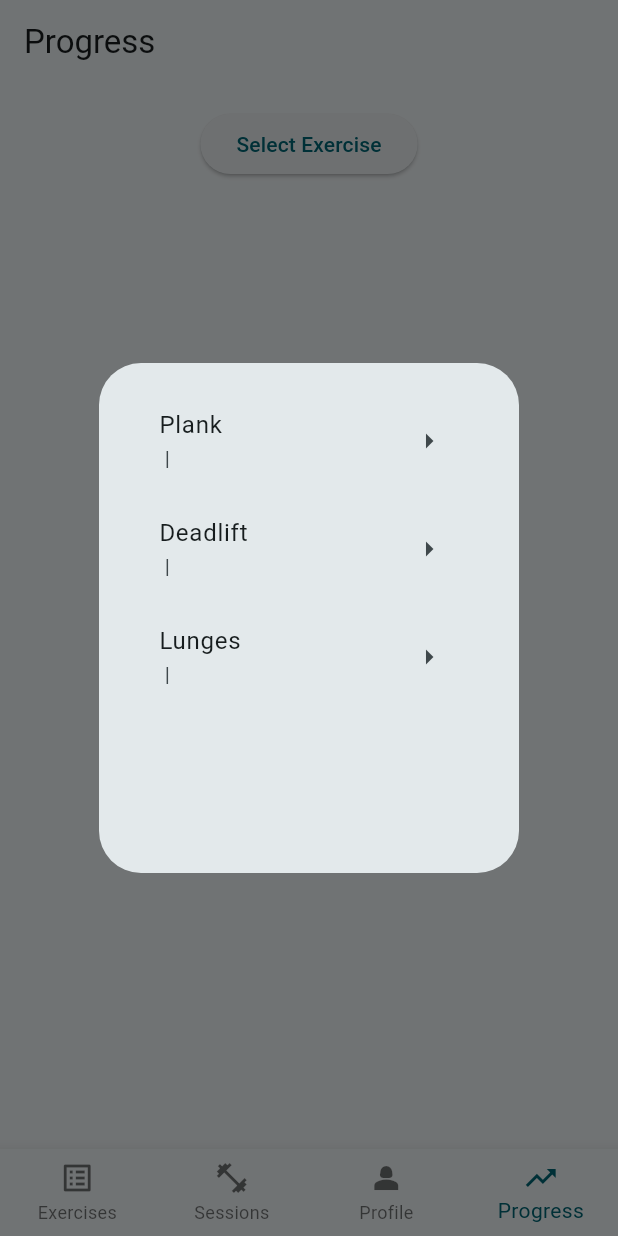
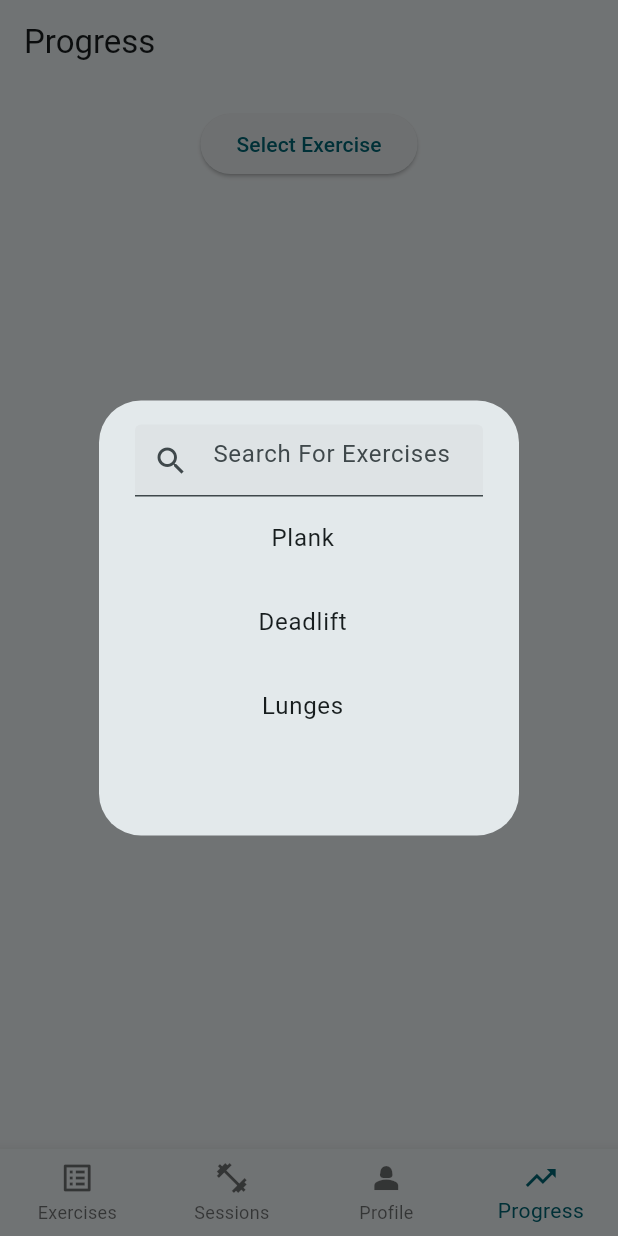
Before and after one commit to anaslak410/rahener, a Flutter app: the screen it shows after launch, item 4 of the bottom bar chosen, after a tap on "Select Exercise", on a phone screen of 412 x 824 dp. Run offline on Flutter 3.47's test engine with Material 2 defaults, Android fonts, the light colour scheme and no system bars; our stand-ins replace bloc, cloud_firestore, firebase_auth, firebase_core, fl_chart, flutter_bloc and 2 more; accounts and stored records are empty; generated files the repository leaves out were written again.

```diff
--- a/lib/core/blocs/exercise_progress_cubit.dart
+++ b/lib/core/blocs/exercise_progress_cubit.dart
@@ -46,6 +46,7 @@ class ExerciseProgressCubit extends Cubit<ExerciseProgressState> {
           exerciseLogs.add(newLog);
           return newLog;
         });
+
         double highestWeightLifted = 0;
         for (ExerciseSet set in exercise.sets) {
           if (set.weight > highestWeightLifted && set.reps != 0) {
@@ -74,10 +75,6 @@ class ExerciseProgressLoaded extends ExerciseProgressState {
 
   get availableExercises {
     List<ExerciseLog> availableExercises = List.from(exercises);
-    if (selectedExercise != null) {
-      availableExercises
-          .removeWhere((element) => element.id == selectedExercise!.id);
-    }
     return availableExercises;
   }
 
--- a/lib/core/screens/progress/progress_screen.dart
+++ b/lib/core/screens/progress/progress_screen.dart
@@ -8,6 +8,7 @@ import 'package:flutter_bloc/flutter_bloc.dart';
 
 import 'package:rahener/core/blocs/exercise_progress_cubit.dart';
 import 'package:rahener/core/screens/progress/progress_chart.dart';
+import 'package:rahener/core/screens/progress/select_exercise_progress_dialog.dart';
 import 'package:rahener/core/widgets/exercise_card.dart';
 import 'package:rahener/utils/constants.dart';
 
@@ -31,44 +32,14 @@ class _ProgressScreenState extends State<ProgressScreen> {
     showDialog(
       context: context,
       builder: (context) {
-        if (availableExercises.isEmpty) {
-          return AlertDialog(
-            title: const Text("No Exercises Available"),
-            content: const Text(
-                "You haven't performed any sessions to extract exercises from."),
-            actions: [
-              TextButton(
-                onPressed: () {
-                  Navigator.of(context).pop();
-                },
-                child: const Text("OK"),
-              ),
-            ],
-          );
-        }
-        return AlertDialog(
-          content: SizedBox(
-            height: 300,
-            width: 200,
-            child: ListView.builder(
-              shrinkWrap: true,
-              itemCount: availableExercises.length,
-              itemBuilder: (context, index) {
-                ExerciseLog exercise = availableExercises[index];
-                return ExerciseCard(
-                    exerciseName: exercise.name,
-                    firstPrimaryMuscle: "",
-                    equipmentName: "",
-                    onTap: () {
-                      Navigator.of(context).pop();
-                      _bloc.selectExercise(exercise.id);
-                    });
-              },
-            ),
-          ),
-        );
+        return SelectExerciseProgressDialog(
+            availableExercises, _onExerciseSelected);
       },
     );
+  }
+
+  void _onExerciseSelected(String id) {
+    _bloc.selectExercise(id);
   }
 
   @override
@@ -97,7 +68,7 @@ class _ProgressScreenState extends State<ProgressScreen> {
                       ? LineChartImp(name: state.selectedExercise!.name, values:
                           // state.selectedExercise!.entries
                           [
-                          // (64.25, DateTime.parse("2021-02-13T00:00:00")),
+                          (64.25, DateTime.parse("2021-02-13T00:00:00")),
                           (124.0, DateTime.parse("2022-03-13T00:00:00")),
                           (100.0, DateTime.parse("2022-11-01T00:00:00")),
                           (124.56, DateTime.parse("2022-11-03T00:00:00")),
@@ -107,9 +78,11 @@ class _ProgressScreenState extends State<ProgressScreen> {
                           (100.67, DateTime.parse("2022-11-22T00:00:00")),
                           (189.23, DateTime.parse("2023-03-18T00:00:00")),
                           (78.45, DateTime.parse("2023-05-16T00:00:00")),
-                          (8.0, DateTime.parse("2023-09-17T00:00:00")),
-                          (6.0, DateTime.parse("2023-10-17T00:00:00")),
-                          (12.34, DateTime.parse("2023-11-17T00:00:00")),
+                          (100, DateTime.parse("2023-09-17T00:00:00")),
+                          (110, DateTime.parse("2023-10-17T00:00:00")),
+                          (112, DateTime.parse("2023-11-17T00:00:00")),
+                          (110, DateTime.parse("2023-11-19T00:00:00")),
+                          (120, DateTime.parse("2023-11-21T00:00:00")),
                         ])
                       : Container(),
                 ],
--- /dev/null
+++ b/lib/core/screens/progress/select_exercise_progress_dialog.dart
@@ -0,0 +1,141 @@
+import 'package:flutter/material.dart';
+import 'package:rahener/core/blocs/exercise_progress_cubit.dart';
+import 'package:rahener/core/widgets/exercise_card.dart';
+import 'package:rahener/utils/constants.dart';
+
+// class SelectExerciseProgressDialog extends StatelessWidget {
+//   final List<ExerciseLog> availableExercises;
+//   final Function onExerciseSelected;
+//   const SelectExerciseProgressDialog(
+//       this.availableExercises, this.onExerciseSelected,
+//       {super.key});
+
+//   @override
+//   Widget build(BuildContext context) {
+//     if (availableExercises.isEmpty) {
+//       return AlertDialog(
+//         title: const Text("No Exercises Available"),
+//         content: const Text(
+//             "You haven't performed any sessions to extract exercises from."),
+//         actions: [
+//           TextButton(
+//             onPressed: () {
+//               Navigator.of(context).pop();
+//             },
+//             child: const Text("OK"),
+//           ),
+//         ],
+//       );
+//     }
+//     return AlertDialog(
+//       content: SizedBox(
+//         height: 200,
+//         width: 150,
+//         child: ListView.builder(
+//           shrinkWrap: true,
+//           itemCount: availableExercises.length,
+//           itemBuilder: (context, index) {
+//             ExerciseLog exercise = availableExercises[index];
+//             return ListTile(
+//               horizontalTitleGap: 1,
+//               title: Text(
+//                 exercise.name,
+//                 style: TextStyle(),
+//                 textAlign: TextAlign.center,
+//               ),
+//               onTap: () => onExerciseSelected(exercise.id),
+//             );
+//           },
+//         ),
+//       ),
+//     );
+//   }
+// }
+
+class SelectExerciseProgressDialog extends StatefulWidget {
+  final List<ExerciseLog> availableExercises;
+  final Function onExerciseSelected;
+
+  SelectExerciseProgressDialog(this.availableExercises, this.onExerciseSelected,
+      {Key? key})
+      : super(key: key);
+
+  @override
+  _SelectExerciseProgressDialogState createState() =>
+      _SelectExerciseProgressDialogState();
+}
+
+class _SelectExerciseProgressDialogState
+    extends State<SelectExerciseProgressDialog> {
+  late List<ExerciseLog> filteredExercises;
+
+  @override
+  void initState() {
+    super.initState();
+    filteredExercises = widget.availableExercises;
+  }
+
+  void _filterExercises(String query) {
+    setState(() {
+      filteredExercises = widget.availableExercises
+          .where((exercise) =>
+              exercise.name.toLowerCase().contains(query.toLowerCase()))
+          .toList();
+    });
+  }
+
+  @override
+  Widget build(BuildContext context) {
+    if (widget.availableExercises.isEmpty) {
+      return AlertDialog(
+        title: const Text("No Exercises Available"),
+        content: const Text(
+            "You haven't performed any sessions to extract exercises from."),
+        actions: [
+          TextButton(
+            onPressed: () {
+              Navigator.of(context).pop();
+            },
+            child: const Text("OK"),
+          ),
+        ],
+      );
+    }
+
+    return AlertDialog(
+      content: SizedBox(
+        height: 250,
+        width: 200,
+        child: Column(
+          children: [
+            TextField(
+                onChanged: _filterExercises,
+                decoration: const InputDecoration(
+                  hintText: "Search For Exercises",
+                  filled: true,
+                  prefixIcon: Icon(Constants.searchBarPrefixIcon),
+                )),
+            ListView.builder(
+              shrinkWrap: true,
+              itemCount: filteredExercises.length,
+              itemBuilder: (context, index) {
+                ExerciseLog exercise = filteredExercises[index];
+                return ListTile(
+                  horizontalTitleGap: 1,
+                  title: Text(
+                    exercise.name,
+                    textAlign: TextAlign.center,
+                  ),
+                  onTap: () {
+                    widget.onExerciseSelected(exercise.id);
+                    Navigator.of(context).pop();
+                  },
+                );
+              },
+            ),
+          ],
+        ),
+      ),
+    );
+  }
+}
```
Also changed, not shown: lib/core/screens/progress/progress_chart.dart (+79 -16 lines).
